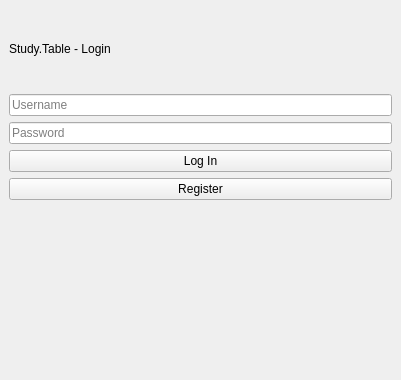
The window that loginwindow.ui (neabdullokh-code/OOP-project) describes before a commit, drawn with Qt 5.
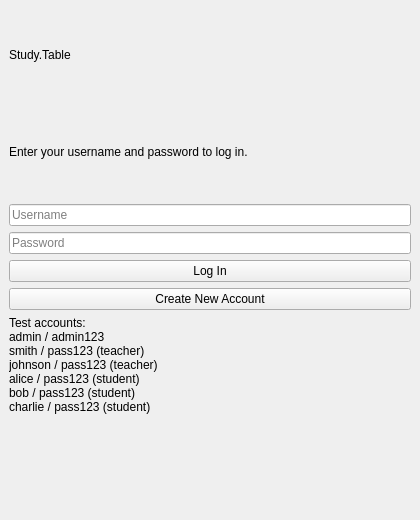
The same window after the commit.

Commit message: refactor: Remove .gitignore file and update UI components across AdminWindow, StudentWindow, TeacherWindow, and LoginWindow for improved user feedback and consistency in messaging

The edit to the form file:
```diff
--- a/loginwindow.ui
+++ b/loginwindow.ui
@@ -6,8 +6,8 @@
    <rect>
     <x>0</x>
     <y>0</y>
-    <width>401</width>
-    <height>380</height>
+    <width>420</width>
+    <height>520</height>
    </rect>
   </property>
   <property name="windowTitle">
@@ -18,7 +18,14 @@
     <item>
      <widget class="QLabel" name="titleLabel">
       <property name="text">
-       <string>Study.Table - Login</string>
+       <string>Study.Table</string>
+      </property>
+     </widget>
+    </item>
+    <item>
+     <widget class="QLabel" name="infoLabel">
+      <property name="text">
+       <string>Enter your username and password to log in.</string>
       </property>
      </widget>
     </item>
@@ -49,14 +56,23 @@
     <item>
      <widget class="QPushButton" name="openRegistrationButton">
       <property name="text">
-       <string>Register</string>
+       <string>Create New Account</string>
       </property>
      </widget>
     </item>
     <item>
      <widget class="QLabel" name="hintLabel">
       <property name="text">
-       <string/>
+       <string>Test accounts:
+admin / admin123
+smith / pass123 (teacher)
+johnson / pass123 (teacher)
+alice / pass123 (student)
+bob / pass123 (student)
+charlie / pass123 (student)</string>
+      </property>
+      <property name="wordWrap">
+       <bool>true</bool>
       </property>
      </widget>
     </item>
```
The commit also changes 12 other files.
